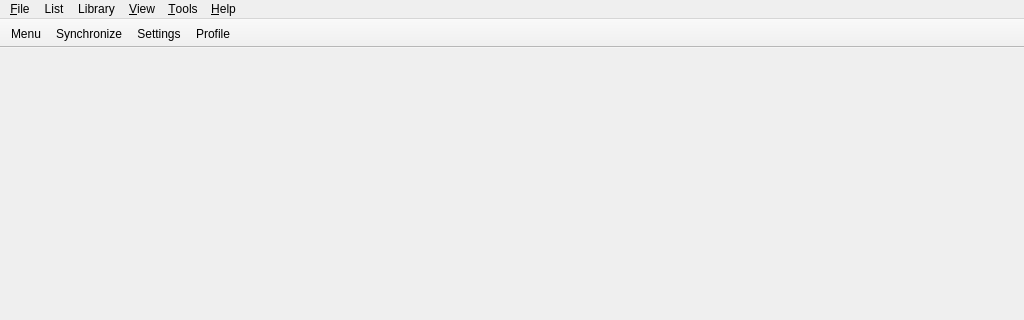
Above: src/gui/main/main_window.ui from RobertCiochina/taigaV2 before the change; both pictures show x 0 to 1024 and y 0 to 320 of the 1024 by 700 pixel window. Below: the same form after it.
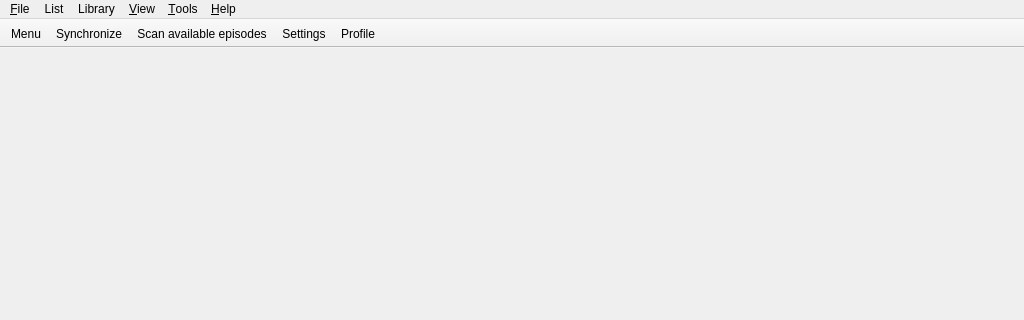
That is the form after the change.

```diff
--- a/src/gui/main/main_window.ui
+++ b/src/gui/main/main_window.ui
@@ -223,6 +223,7 @@
    </attribute>
    <addaction name="actionMenu"/>
    <addaction name="actionSynchronize"/>
+   <addaction name="actionScanAvailableEpisodes"/>
    <addaction name="actionSettings"/>
    <addaction name="actionProfile"/>
   </widget>
```
Left out of the diff: 18 changed lines with no effect on the pictures.
